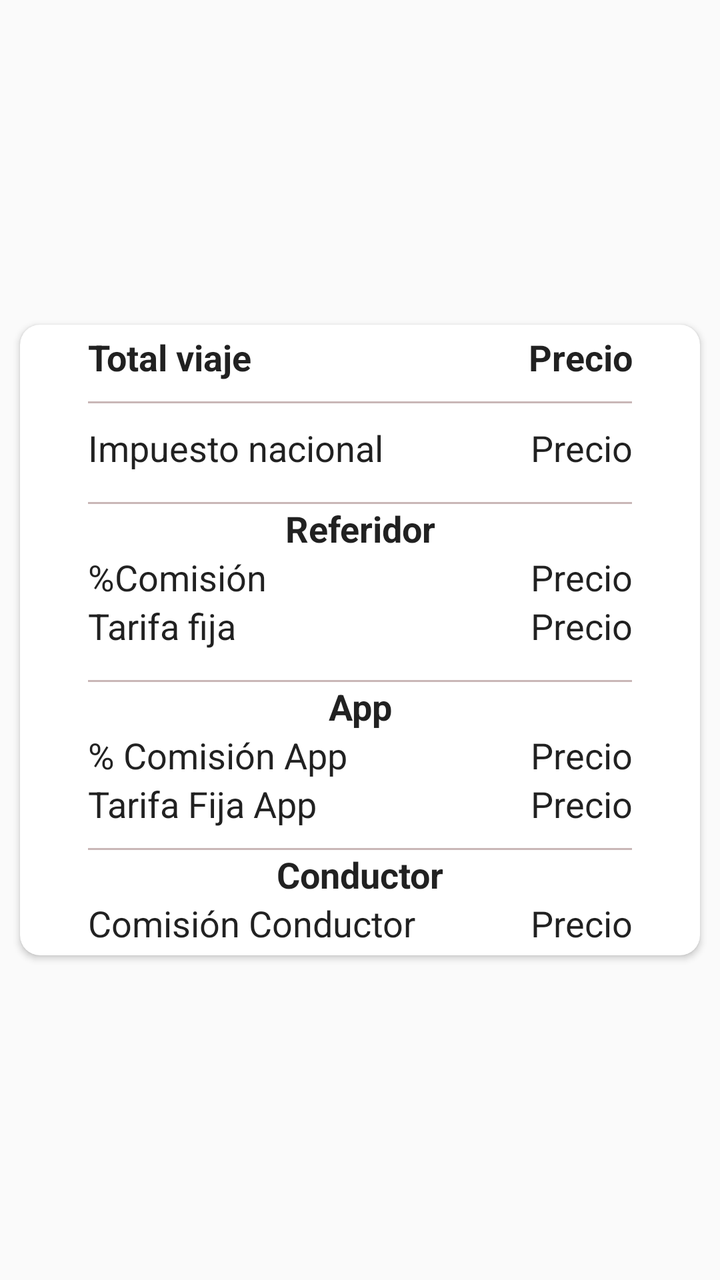
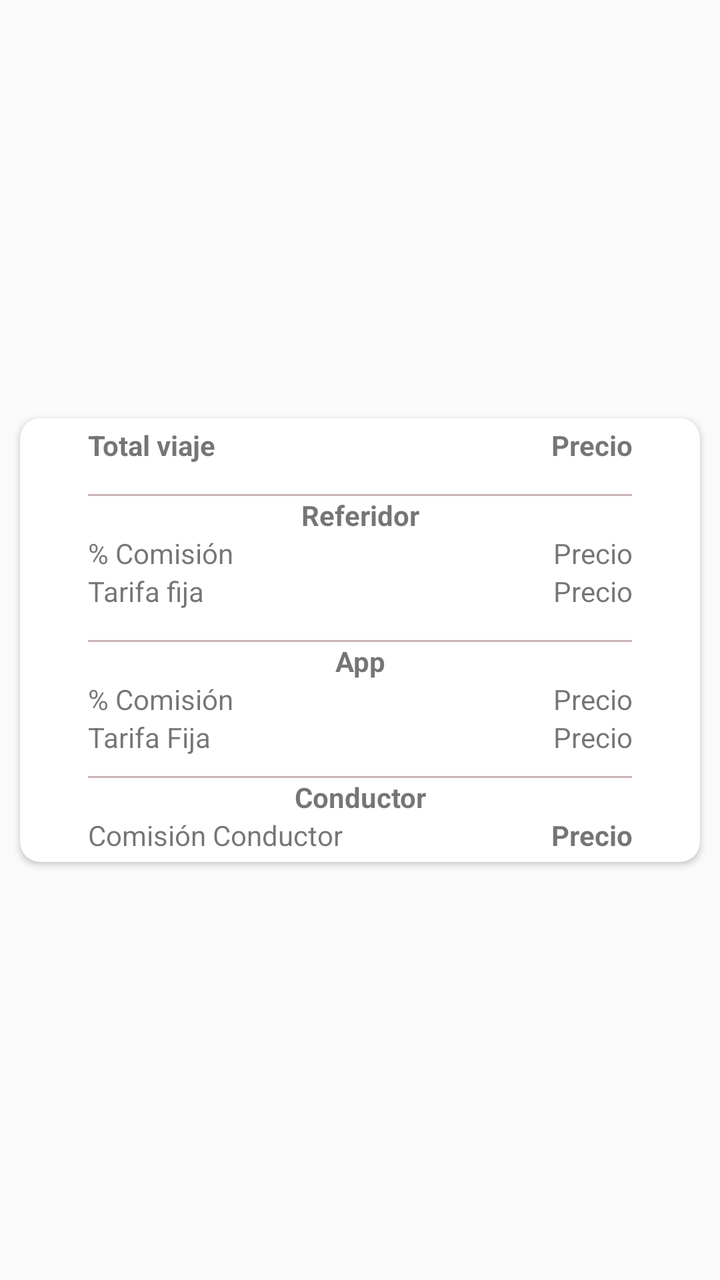

An Android layout rendered at two revisions. The XML below is the earlier revision; the diff shows what the commit changed to produce the second picture.
<!-- AndroidManifest.xml: application theme Theme.ToonsConductor -->
<!-- res/layout/promt_precios_viaje.xml -->
<?xml version="1.0" encoding="utf-8"?>
<androidx.constraintlayout.widget.ConstraintLayout xmlns:android="http://schemas.android.com/apk/res/android"
    xmlns:app="http://schemas.android.com/apk/res-auto"
    android:layout_width="match_parent"
    android:layout_height="wrap_content"
    xmlns:tools="http://schemas.android.com/tools">



    <androidx.cardview.widget.CardView
        android:layout_width="match_parent"
        android:layout_height="wrap_content"
        android:foregroundGravity="center"
        android:layout_margin="10dp"
        android:elevation="10dp"
        app:cardCornerRadius="10dp"
        app:layout_constrainedHeight="true"
        app:layout_constraintTop_toTopOf="parent"
        app:layout_constraintBottom_toBottomOf="parent"
        app:layout_constraintStart_toStartOf="parent"
        app:layout_constraintEnd_toEndOf="parent">

        <LinearLayout
            android:layout_width="match_parent"
            android:layout_height="match_parent"
            android:layout_margin="4dp"
            android:layout_gravity="center"
            android:gravity="center"
            android:orientation="vertical">

            <LinearLayout
                android:layout_width="match_parent"
                android:layout_height="wrap_content"
                android:orientation="horizontal">
                <EditText
                    android:layout_width="match_parent"
                    android:layout_height="wrap_content"
                    android:inputType="textMultiLine"
                    android:background="@android:color/transparent"
                    android:padding="0dp"
                    android:layout_weight="1"
                    android:textStyle="bold"
                    android:layout_gravity="center"
                    android:layout_marginStart="30dp"
                    android:gravity="left"
                    android:text="Total viaje" />

                <EditText
                    android:id="@+id/editText_totalViaje"
                    android:inputType="textMultiLine"
                    android:layout_width="match_parent"
                    android:layout_height="wrap_content"
                    android:background="@android:color/transparent"
                    android:padding="0dp"
                    android:textStyle="bold"
                    android:layout_marginEnd="30dp"
                    android:layout_weight="1"
                    android:layout_gravity="center"
                    android:gravity="right"
                    android:text="Precio" />

            </LinearLayout>
            <View
                android:layout_width="match_parent"
                android:layout_height="1dp"
                android:background="@color/grey"
                android:layout_marginTop="10dp"
                android:layout_marginRight="30dp"
                android:layout_marginLeft="30dp" />

            <LinearLayout
                android:layout_width="match_parent"
                android:layout_height="wrap_content"
                android:layout_marginTop="10dp"
                android:orientation="horizontal">
                <EditText
                    android:id="@+id/editText_impuesto_etiqueta"
                    android:layout_width="match_parent"
                    android:layout_height="wrap_content"
                    android:inputType="textMultiLine"
                    android:background="@android:color/transparent"
                    android:padding="0dp"
                    android:layout_weight="1"
                    android:layout_gravity="center"
                    android:layout_marginStart="30dp"
                    android:gravity="left"
                    android:text="Impuesto nacional" />


                <EditText
                    android:id="@+id/editText_impuesto"
                    android:layout_width="match_parent"
                    android:layout_height="wrap_content"
                    android:inputType="textMultiLine"
                    android:background="@android:color/transparent"
                    android:layout_marginEnd="30dp"
                    android:layout_weight="1.5"
                    android:layout_gravity="center"
                    android:gravity="right"
                    android:text="Precio" />

            </LinearLayout>

            <View
                android:layout_width="match_parent"
                android:layout_height="1dp"
                android:background="@color/grey"
                android:layout_marginTop="15dp"
                android:layout_marginRight="30dp"
                android:layout_marginLeft="30dp" />

            <EditText
                android:layout_width="match_parent"
                android:layout_height="wrap_content"
                android:inputType="textMultiLine"
                android:background="@android:color/transparent"
                android:layout_weight="1"
                android:layout_gravity="center"
                android:textStyle="bold"
                android:gravity="center"
                android:text="Referidor" />

            <LinearLayout
                android:layout_width="match_parent"
                android:layout_height="wrap_content"
                android:orientation="horizontal">
                <EditText
                    android:id="@+id/editText_porcentaje_comision_referido_etiqueta"
                    android:layout_width="match_parent"
                    android:layout_height="wrap_content"
                    android:inputType="textMultiLine"
                    android:background="@android:color/transparent"
                    android:padding="0dp"
                    android:layout_weight="1"
                    android:layout_gravity="center"
                    android:layout_marginStart="30dp"
                    android:gravity="left"
                    android:text="%Comisión" />

                <EditText
                    android:id="@+id/editText_porcentaje_comision_referido"
                    android:layout_width="match_parent"
                    android:layout_height="wrap_content"
                    android:inputType="textMultiLine"
                    android:background="@android:color/transparent"
                    android:padding="0dp"
                    android:layout_marginEnd="30dp"
                    android:layout_weight="1.5"
                    android:layout_gravity="center"
                    android:gravity="right"
                    android:text="Precio" />

            </LinearLayout>




            <LinearLayout
                android:layout_width="match_parent"
                android:layout_height="wrap_content"
                android:orientation="horizontal">
                <EditText
                    android:layout_width="match_parent"
                    android:layout_height="wrap_content"
                    android:inputType="textMultiLine"
                    android:background="@android:color/transparent"
                    android:padding="0dp"
                    android:layout_weight="1"
                    android:layout_gravity="center"
                    android:layout_marginStart="30dp"
                    android:gravity="left"
                    android:text="Tarifa fija" />

                <EditText
                    android:id="@+id/editText_TarifaFijaReferidor"
                    android:layout_width="match_parent"
                    android:layout_height="wrap_content"
          android:inputType="textMultiLine"
                    android:background="@android:color/transparent"
                    android:padding="0dp"
                    android:layout_marginEnd="30dp"
                    android:layout_weight="1.5"
                    android:layout_gravity="center"
                    android:gravity="right"
                    android:text="Precio" />

            </LinearLayout>

            <View
                android:layout_width="match_parent"
                android:layout_height="1dp"
                android:background="@color/grey"
                android:layout_marginTop="15dp"
                android:layout_marginRight="30dp"
                android:layout_marginLeft="30dp" />

            <EditText
                android:layout_width="match_parent"
                android:layout_height="wrap_content"
                android:inputType="textMultiLine"
                android:background="@android:color/transparent"
                android:layout_weight="1"
                android:layout_gravity="center"
                android:textStyle="bold"
                android:gravity="center"
                android:text="App" />

            <LinearLayout
                android:layout_width="match_parent"
                android:layout_height="wrap_content"
                android:orientation="horizontal">
                <EditText
                    android:id="@+id/editText_porcentaje_comision_app_etiqueta"
                    android:layout_width="match_parent"
                    android:layout_height="wrap_content"
                    android:inputType="textMultiLine"
                    android:background="@android:color/transparent"
                    android:padding="0dp"
                    android:layout_weight="1"
                    android:layout_gravity="center"
                    android:layout_marginStart="30dp"
                    android:gravity="left"
                    android:text="% Comisión App" />

                <EditText
                    android:id="@+id/editText_porcentaje_comision_app"
                    android:layout_width="match_parent"
                    android:layout_height="wrap_content"
          android:inputType="textMultiLine"
                    android:background="@android:color/transparent"
                    android:padding="0dp"
                    android:layout_marginEnd="30dp"
                    android:layout_weight="1.5"
                    android:layout_gravity="center"
                    android:gravity="right"
                    android:text="Precio" />

            </LinearLayout>


            <LinearLayout
                android:layout_width="match_parent"
                android:layout_height="wrap_content"
                android:orientation="horizontal">
                <EditText
                    android:layout_width="match_parent"
                    android:layout_height="wrap_content"
          android:inputType="textMultiLine"
                    android:background="@android:color/transparent"
                    android:padding="0dp"
                    android:layout_weight="1"
                    android:layout_gravity="center"
                    android:layout_marginStart="30dp"
                    android:gravity="left"
                    android:text="Tarifa Fija App" />

                <EditText
                    android:id="@+id/editText_tarifa_fija_app"
                    android:layout_width="match_parent"
                    android:layout_height="wrap_content"
          android:inputType="textMultiLine"
                    android:background="@android:color/transparent"
                    android:padding="0dp"
                    android:layout_marginEnd="30dp"
                    android:layout_weight="1.5"
                    android:layout_gravity="center"
                    android:gravity="right"
                    android:text="Precio" />

            </LinearLayout>


            <View
                android:layout_width="match_parent"
                android:layout_height="1dp"
                android:background="@color/grey"
                android:layout_marginTop="10dp"
                android:layout_marginRight="30dp"
                android:layout_marginLeft="30dp" />

            <EditText
                android:layout_width="match_parent"
                android:layout_height="wrap_content"
                android:inputType="textMultiLine"
                android:background="@android:color/transparent"
                android:layout_weight="1"
                android:layout_gravity="center"
                android:textStyle="bold"
                android:gravity="center"
                android:text="Conductor" />

            <LinearLayout
                android:layout_width="match_parent"
                android:layout_height="wrap_content"
                android:orientation="horizontal">
                <EditText
                    android:layout_width="match_parent"
                    android:layout_height="wrap_content"
                    android:inputType="textMultiLine"
                    android:background="@android:color/transparent"
                    android:padding="0dp"
                    android:layout_weight="1"
                    android:layout_gravity="center"
                    android:layout_marginStart="30dp"
                    android:gravity="left"
                    android:text="Comisión Conductor" />

                <EditText
                    android:id="@+id/editText_ganancia_condutor"
                    android:layout_width="match_parent"
                    android:layout_height="wrap_content"
          android:inputType="textMultiLine"
                    android:background="@android:color/transparent"
                    android:padding="0dp"
                    android:layout_marginEnd="30dp"
                    android:layout_weight="1.5"
                    android:layout_gravity="center"
                    android:gravity="right"
                    android:text="Precio" />

            </LinearLayout>

        </LinearLayout>

    </androidx.cardview.widget.CardView>

</androidx.constraintlayout.widget.ConstraintLayout>
<!-- resources referenced by this layout -->
<resources>
  <color name="grey">#C9B7B7</color>
  <style name="Theme.ToonsConductor" parent="Base.Theme.ToonsConductor" />
  <style name="Base.Theme.ToonsConductor" parent="Theme.AppCompat.Light.NoActionBar">
          
          <item name="colorPrimary">@color/rojo</item>
          <item name="colorPrimaryVariant">@color/white</item>
          <item name="colorOnPrimary">@color/white</item>
          
          <item name="colorSecondary">@color/black</item>
          <item name="colorSecondaryVariant">@color/rojo</item>
          <item name="colorOnSecondary">@color/black</item>
  
          <item name="android:statusBarColor">?attr/colorPrimary</item>
          <item name="colorControlNormal">@color/grey</item>
          <item name="colorControlActivated">@color/rojo</item>
          <item name="colorControlHighlight">@color/white</item>
          <item name="android:textColorHint">@color/white</item>
          <item name="android:progressBarStyle">@style/CustomProgressBar</item>
  
      </style>
  <color name="rojo">#EEF13737</color>
  <color name="white">#FFFFFFFF</color>
  <color name="black">#FF000000</color>
  <style name="CustomProgressBar" parent="@android:style/Widget.ProgressBar">
          <item name="android:backgroundTint">@color/red</item>
      </style>
  <color name="red">#FF1739</color>
</resources>

<!-- the commit's change to res/layout/promt_precios_viaje.xml (unified diff, before → after) -->
@@ -32,7 +32,7 @@
                 android:layout_width="match_parent"
                 android:layout_height="wrap_content"
                 android:orientation="horizontal">
-                <EditText
+                <TextView
                     android:layout_width="match_parent"
                     android:layout_height="wrap_content"
                     android:inputType="textMultiLine"
@@ -45,7 +45,7 @@
                     android:gravity="left"
                     android:text="Total viaje" />
 
-                <EditText
+                <TextView
                     android:id="@+id/editText_totalViaje"
                     android:inputType="textMultiLine"
                     android:layout_width="match_parent"
@@ -60,46 +60,46 @@
                     android:text="Precio" />
 
             </LinearLayout>
-            <View
-                android:layout_width="match_parent"
-                android:layout_height="1dp"
-                android:background="@color/grey"
-                android:layout_marginTop="10dp"
-                android:layout_marginRight="30dp"
-                android:layout_marginLeft="30dp" />
-
-            <LinearLayout
-                android:layout_width="match_parent"
-                android:layout_height="wrap_content"
-                android:layout_marginTop="10dp"
-                android:orientation="horizontal">
-                <EditText
-                    android:id="@+id/editText_impuesto_etiqueta"
-                    android:layout_width="match_parent"
-                    android:layout_height="wrap_content"
-                    android:inputType="textMultiLine"
-                    android:background="@android:color/transparent"
-                    android:padding="0dp"
-                    android:layout_weight="1"
-                    android:layout_gravity="center"
-                    android:layout_marginStart="30dp"
-                    android:gravity="left"
-                    android:text="Impuesto nacional" />
-
-
-                <EditText
-                    android:id="@+id/editText_impuesto"
-                    android:layout_width="match_parent"
-                    android:layout_height="wrap_content"
-                    android:inputType="textMultiLine"
-                    android:background="@android:color/transparent"
-                    android:layout_marginEnd="30dp"
-                    android:layout_weight="1.5"
-                    android:layout_gravity="center"
-                    android:gravity="right"
-                    android:text="Precio" />
-
-            </LinearLayout>
+
+
+
+
+
+
+
+
+
+
+
+
+
+
+
+
+
+
+
+
+
+
+
+
+
+
+
+
+
+
+
+
+
+
+
+
+
+
+
+
 
             <View
                 android:layout_width="match_parent"
@@ -109,7 +109,7 @@
                 android:layout_marginRight="30dp"
                 android:layout_marginLeft="30dp" />
 
-            <EditText
+            <TextView
                 android:layout_width="match_parent"
                 android:layout_height="wrap_content"
                 android:inputType="textMultiLine"
@@ -124,7 +124,7 @@
                 android:layout_width="match_parent"
                 android:layout_height="wrap_content"
                 android:orientation="horizontal">
-                <EditText
+                <TextView
                     android:id="@+id/editText_porcentaje_comision_referido_etiqueta"
                     android:layout_width="match_parent"
                     android:layout_height="wrap_content"
@@ -135,9 +135,9 @@
                     android:layout_gravity="center"
                     android:layout_marginStart="30dp"
                     android:gravity="left"
-                    android:text="%Comisión" />
-
-                <EditText
+                    android:text="% Comisión" />
+
+                <TextView
                     android:id="@+id/editText_porcentaje_comision_referido"
                     android:layout_width="match_parent"
                     android:layout_height="wrap_content"
@@ -159,7 +159,7 @@
                 android:layout_width="match_parent"
                 android:layout_height="wrap_content"
                 android:orientation="horizontal">
-                <EditText
+                <TextView
                     android:layout_width="match_parent"
                     android:layout_height="wrap_content"
                     android:inputType="textMultiLine"
@@ -171,7 +171,7 @@
                     android:gravity="left"
                     android:text="Tarifa fija" />
 
-                <EditText
+                <TextView
                     android:id="@+id/editText_TarifaFijaReferidor"
                     android:layout_width="match_parent"
                     android:layout_height="wrap_content"
@@ -194,7 +194,7 @@
                 android:layout_marginRight="30dp"
                 android:layout_marginLeft="30dp" />
 
-            <EditText
+            <TextView
                 android:layout_width="match_parent"
                 android:layout_height="wrap_content"
                 android:inputType="textMultiLine"
@@ -209,7 +209,7 @@
                 android:layout_width="match_parent"
                 android:layout_height="wrap_content"
                 android:orientation="horizontal">
-                <EditText
+                <TextView
                     android:id="@+id/editText_porcentaje_comision_app_etiqueta"
                     android:layout_width="match_parent"
                     android:layout_height="wrap_content"
@@ -220,9 +220,9 @@
                     android:layout_gravity="center"
                     android:layout_marginStart="30dp"
                     android:gravity="left"
-                    android:text="% Comisión App" />
-
-                <EditText
+                    android:text="% Comisión" />
+
+                <TextView
                     android:id="@+id/editText_porcentaje_comision_app"
                     android:layout_width="match_parent"
                     android:layout_height="wrap_content"
@@ -242,19 +242,19 @@
                 android:layout_width="match_parent"
                 android:layout_height="wrap_content"
                 android:orientation="horizontal">
-                <EditText
-                    android:layout_width="match_parent"
-                    android:layout_height="wrap_content"
-          android:inputType="textMultiLine"
-                    android:background="@android:color/transparent"
-                    android:padding="0dp"
-                    android:layout_weight="1"
-                    android:layout_gravity="center"
-                    android:layout_marginStart="30dp"
-                    android:gravity="left"
-                    android:text="Tarifa Fija App" />
-
-                <EditText
+                <TextView
+                    android:layout_width="match_parent"
+                    android:layout_height="wrap_content"
+          android:inputType="textMultiLine"
+                    android:background="@android:color/transparent"
+                    android:padding="0dp"
+                    android:layout_weight="1"
+                    android:layout_gravity="center"
+                    android:layout_marginStart="30dp"
+                    android:gravity="left"
+                    android:text="Tarifa Fija" />
+
+                <TextView
                     android:id="@+id/editText_tarifa_fija_app"
                     android:layout_width="match_parent"
                     android:layout_height="wrap_content"
@@ -278,7 +278,7 @@
                 android:layout_marginRight="30dp"
                 android:layout_marginLeft="30dp" />
 
-            <EditText
+            <TextView
                 android:layout_width="match_parent"
                 android:layout_height="wrap_content"
                 android:inputType="textMultiLine"
@@ -293,7 +293,7 @@
                 android:layout_width="match_parent"
                 android:layout_height="wrap_content"
                 android:orientation="horizontal">
-                <EditText
+                <TextView
                     android:layout_width="match_parent"
                     android:layout_height="wrap_content"
                     android:inputType="textMultiLine"
@@ -305,13 +305,14 @@
                     android:gravity="left"
                     android:text="Comisión Conductor" />
 
-                <EditText
+                <TextView
                     android:id="@+id/editText_ganancia_condutor"
                     android:layout_width="match_parent"
                     android:layout_height="wrap_content"
           android:inputType="textMultiLine"
                     android:background="@android:color/transparent"
                     android:padding="0dp"
+                    android:textStyle="bold"
                     android:layout_marginEnd="30dp"
                     android:layout_weight="1.5"
                     android:layout_gravity="center"
